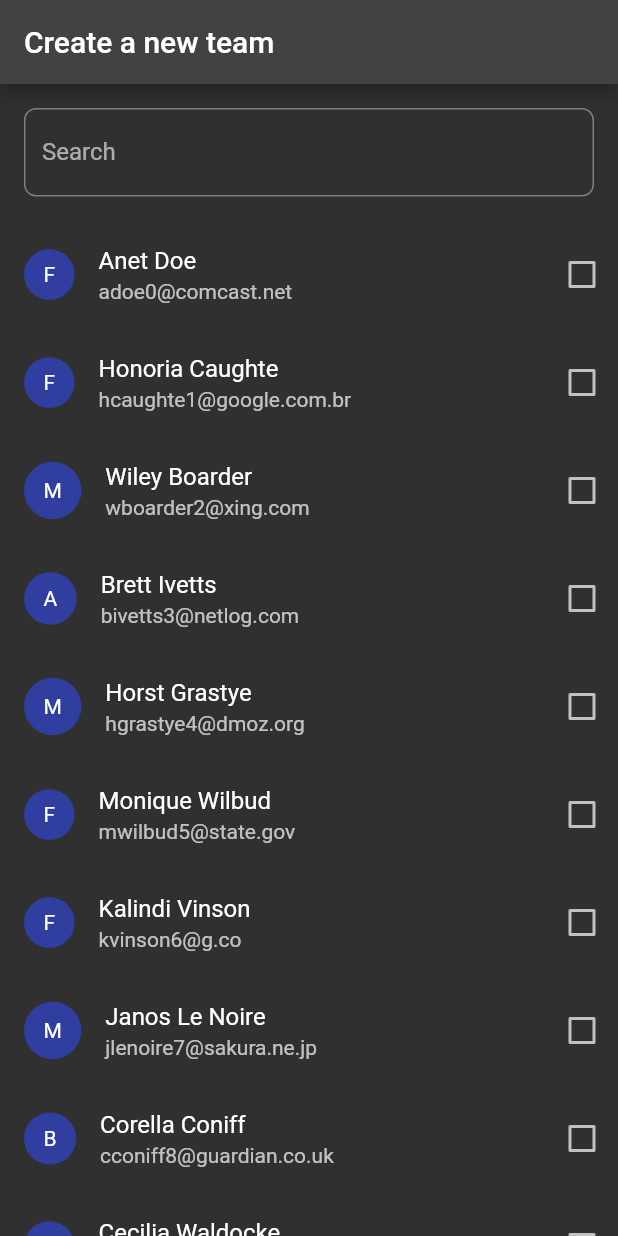
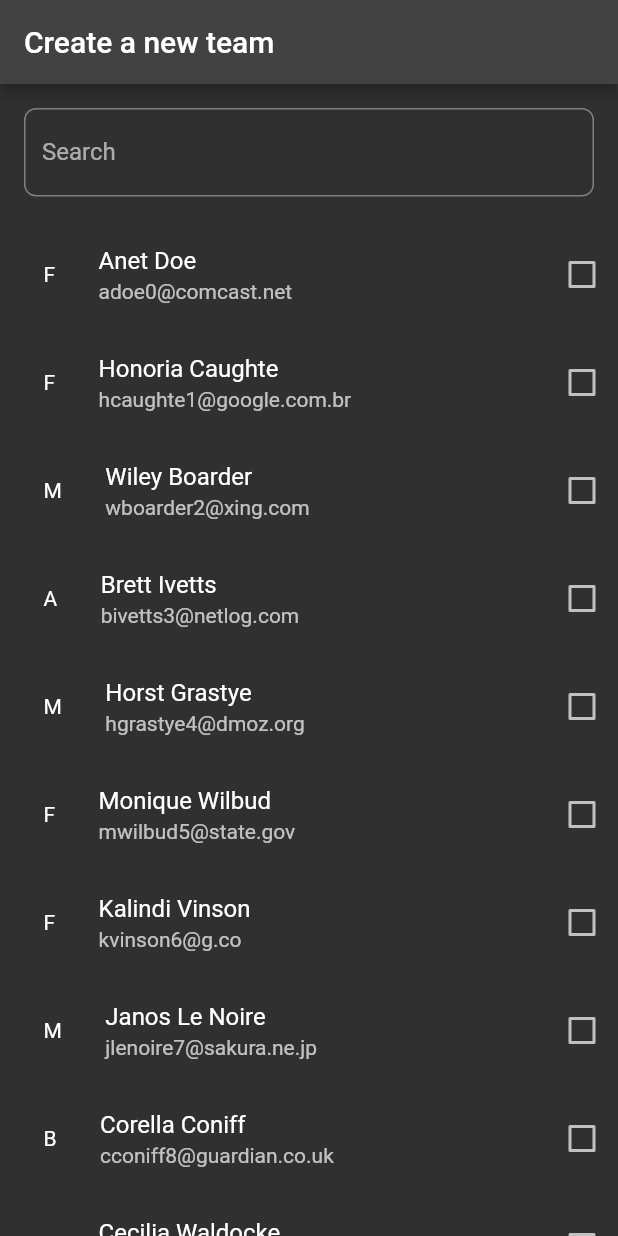
Before and after one commit to notAxion/team_formation, a Flutter app: the screen it shows after launch, on a phone screen of 412 x 824 dp. Run offline on Flutter 3.47's test engine with Material 2 defaults, Android fonts, the phone set to English and light mode, and no system bars.

Commit message:
fix(colors): removed unnecessary color specification

```diff
--- a/lib/search_teams.dart
+++ b/lib/search_teams.dart
@@ -88,7 +88,6 @@ class _SearchTeamsState extends State<SearchTeams> {
         margin: EdgeInsets.only(left: 16.0),
         padding: EdgeInsets.all(13.0),
         decoration: BoxDecoration(
-          color: Colors.indigo.shade700,
           shape: BoxShape.circle,
         ),
         child: Text("${team.gender.characters.first.toUpperCase()}"),
```
